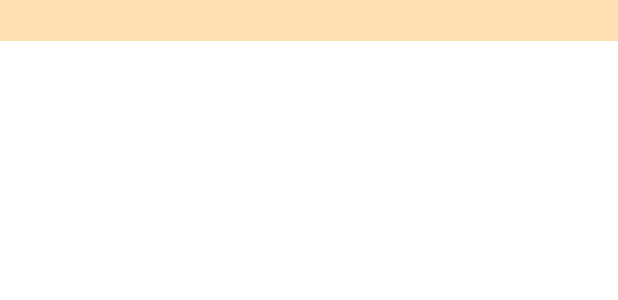
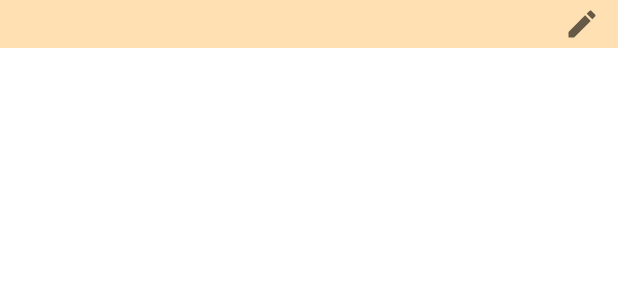
Before and after one commit to Pareeesa/Pottery, an Android app: the layout item_view.xml on its own in the app's theme, with its tools: preview values and no code run, on a phone screen of 412 x 824 dp. Shown: the top 300 px of the screen. Run offline under Robolectric (Android 15) with nearby library versions, the phone set to English and light mode, and no system bars.

Commit message:
Add edit item to item_view.xml

```diff
--- a/app/src/main/res/layout/item_view.xml
+++ b/app/src/main/res/layout/item_view.xml
@@ -13,18 +13,19 @@
         android:layout_width="match_parent"
         android:layout_height="wrap_content"
         android:orientation="horizontal"
+        android:layout_marginBottom="4dp"
         android:padding="4dp">
 
         <TextView
             android:layout_width="wrap_content"
-            android:layout_height="wrap_content"
+            android:layout_height="match_parent"
             android:layout_weight="1"
             android:gravity="center"
             android:text="@{Integer.valueOf(item.code).toString()}" />
 
         <TextView
             android:layout_width="wrap_content"
-            android:layout_height="wrap_content"
+            android:layout_height="match_parent"
             android:layout_weight="1"
             android:gravity="center"
 
@@ -32,11 +33,18 @@
 
         <TextView
             android:layout_width="wrap_content"
-            android:layout_height="wrap_content"
+            android:layout_height="match_parent"
             android:layout_weight="1"
             android:gravity="center"
             android:text="@{Double.valueOf(item.amount).toString()}" />
 
+        <ImageView
+            android:id="@+id/btn_edit"
+            android:layout_width="wrap_content"
+            android:layout_height="wrap_content"
+            android:src="@drawable/ic_baseline_edit_24"
+            android:layout_marginEnd="8dp"/>
+
     </LinearLayout>
 
 </layout>
```
